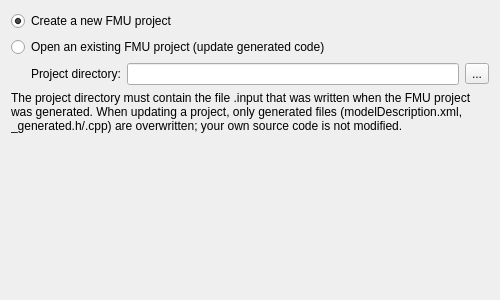
Qt form scripts/ui/WizardPageProject.ui (ghorwin/FMICodeGenerator) before a commit.
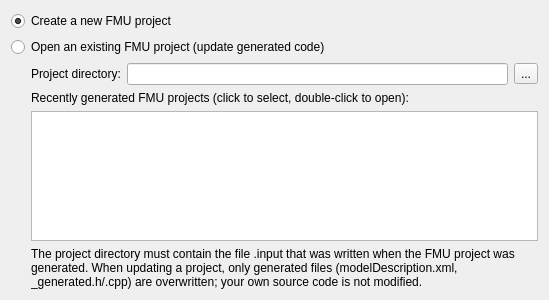
The same form after that commit.

Commit message: Recently used projects added to Projects part of Wizard.

What changed in the file:
```diff
--- a/scripts/ui/WizardPageProject.ui
+++ b/scripts/ui/WizardPageProject.ui
@@ -6,7 +6,7 @@
    <rect>
     <x>0</x>
     <y>0</y>
-    <width>500</width>
+    <width>549</width>
     <height>300</height>
    </rect>
   </property>
@@ -56,6 +56,25 @@
     </layout>
    </item>
    <item>
+    <layout class="QVBoxLayout" name="verticalLayoutRecent">
+     <property name="leftMargin">
+      <number>20</number>
+     </property>
+     <item>
+      <widget class="QLabel" name="labelRecentProjects">
+       <property name="text">
+        <string>Recently generated FMU projects (click to select, double-click to open):</string>
+       </property>
+      </widget>
+     </item>
+     <item>
+      <widget class="QListWidget" name="listWidgetRecentProjects">
+       <property name="alternatingRowColors">
+        <bool>true</bool>
+       </property>
+      </widget>
+     </item>
+     <item>
     <widget class="QLabel" name="labelInfo">
      <property name="text">
       <string>The project directory must contain the file &lt;model name&gt;.input that was written when the FMU project was generated. When updating a project, only generated files (modelDescription.xml, &lt;model name&gt;_generated.h/.cpp) are overwritten; your own source code is not modified.</string>
@@ -63,23 +82,9 @@
      <property name="wordWrap">
       <bool>true</bool>
      </property>
-     <property name="margin">
-      <number>20</number>
-     </property>
-    </widget>
-   </item>
-   <item>
-    <spacer name="verticalSpacer">
-     <property name="orientation">
-      <enum>Qt::Vertical</enum>
-     </property>
-     <property name="sizeHint" stdset="0">
-      <size>
-       <width>20</width>
-       <height>40</height>
-      </size>
-     </property>
-    </spacer>
+      </widget>
+     </item>
+    </layout>
    </item>
   </layout>
  </widget>
```
Lines whose indentation alone changed are shown as unchanged. The commit also changes 6 other files.
